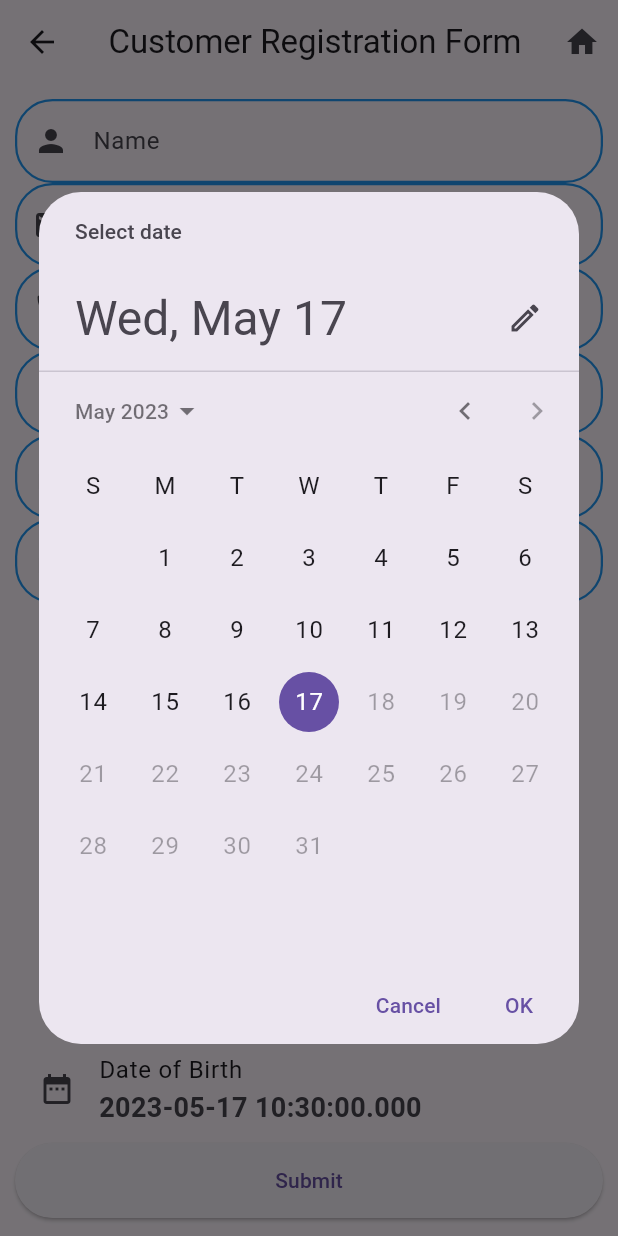
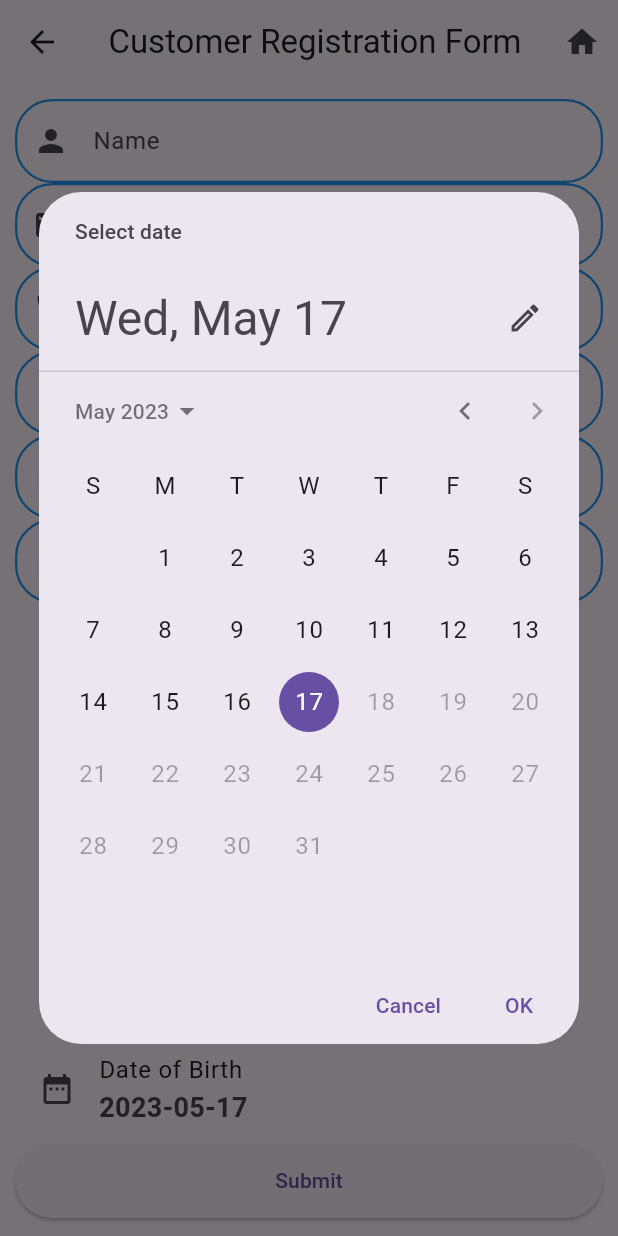
Before and after one commit to ahmedrazakhan-412/PharmEasyApp, a Flutter app: the RegistrationForm screen opened directly, after a tap on "Date of Birth", on a phone screen of 412 x 824 dp. Run offline on Flutter 3.47's test engine with Material 2 defaults, Android fonts, the phone set to English and light mode, and no system bars; our stand-ins replace dio.

Commit message:
PharmEasy code 3

```diff
--- a/lib/PageWise/CustomerManagementScreen/RegistrationForm.dart
+++ b/lib/PageWise/CustomerManagementScreen/RegistrationForm.dart
@@ -1,6 +1,8 @@
 import 'package:flutter/material.dart';
 import 'InputDecoration.dart';
 import 'package:medicalstore/PageWise/CustomerManagementScreen/CustomerManagementScreen.dart';
+import 'package:intl/intl.dart';
+
 
 class RegistrationForm extends StatefulWidget {
   @override
@@ -476,16 +478,17 @@ class _RegistrationFormState extends State<RegistrationForm> {
     style: TextStyle(fontSize: 16),
   ),
   subtitle: Text(
-                    _dob != null ? _dob.toString() : '',
+    _dob != null ? DateFormat('yyyy-MM-dd').format(_dob) : '',
     style: TextStyle(fontSize: 18, fontWeight: FontWeight.bold),
   ),
   leading: Icon(Icons.date_range),
   onTap: () async {
+    final currentDate = DateTime.now();
     final selectedDate = await showDatePicker(
       context: context,
-                      initialDate: DateTime.now(),
+      initialDate: _dob ?? currentDate,
       firstDate: DateTime(1900),
-                      lastDate: DateTime.now(),
+      lastDate: currentDate,
     );
     if (selectedDate != null) {
       setState(() {
```
Also changed, not shown: lib/PageWise/SalesAndBillingScreen/BillingModule.dart (indentation only). Lines whose indentation alone changed are shown as unchanged.
